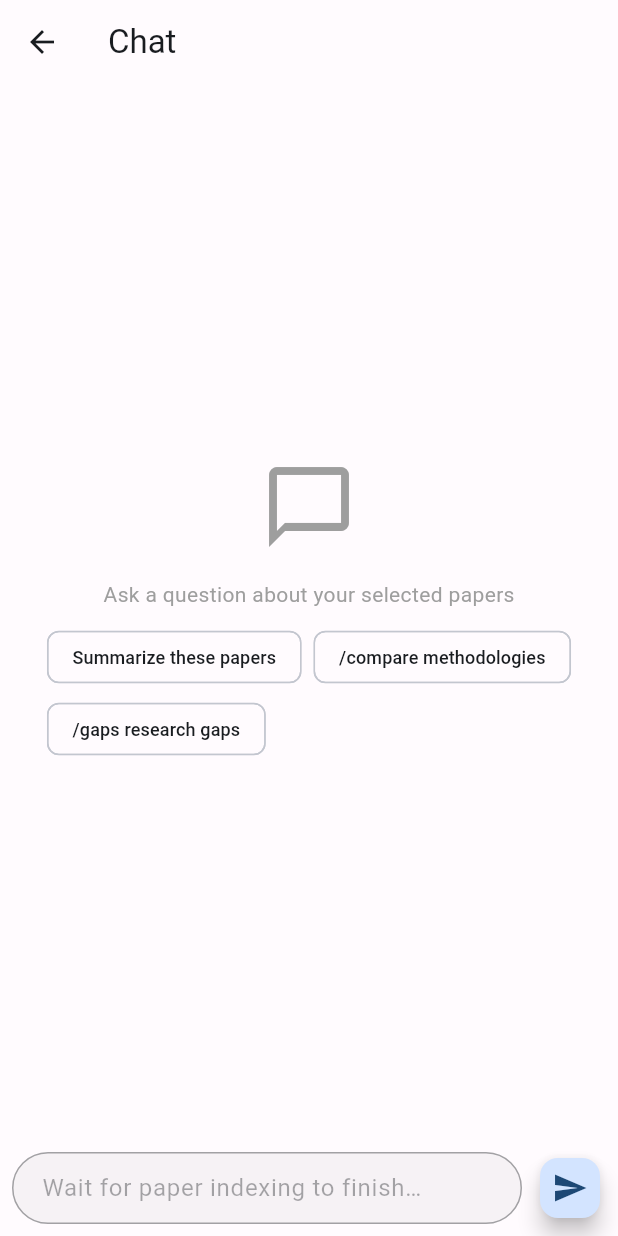
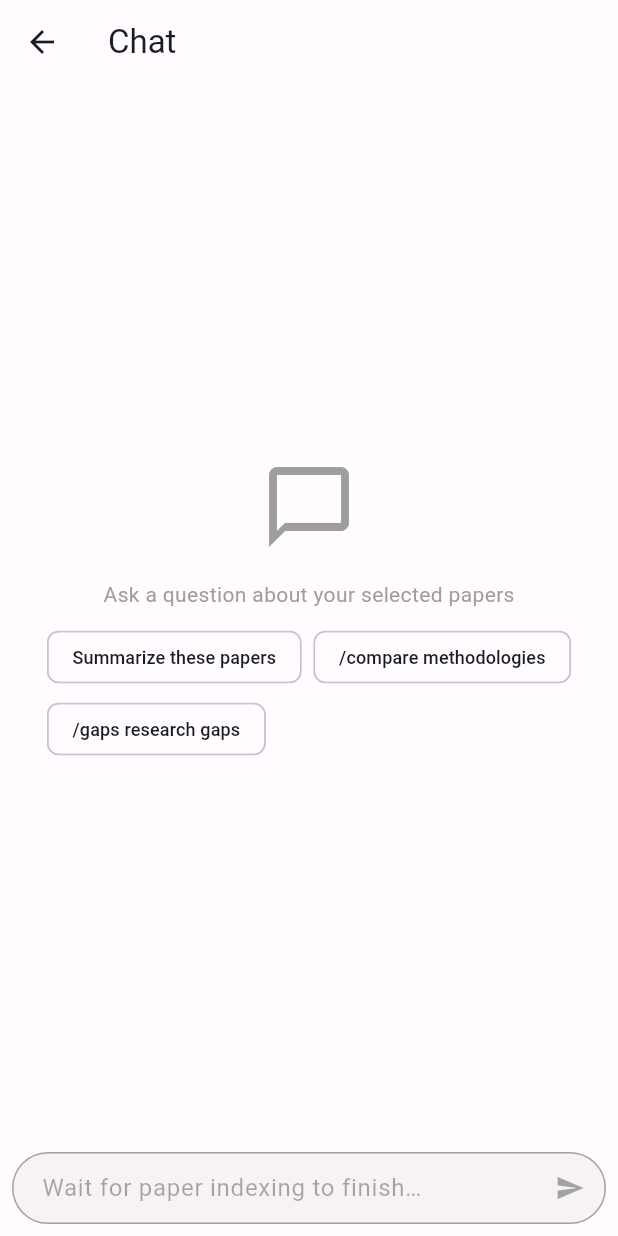
Before and after one commit to lkrjangid1/research_assistant, a Flutter app: the _ChatView screen opened directly, on a phone screen of 412 x 824 dp. Run offline on Flutter 3.47's test engine with Material 3 defaults, Android fonts, the light colour scheme and no system bars; our stand-ins replace dartz, dio, equatable, flutter_bloc, flutter_markdown, get_it and 4 more; accounts and stored records are empty.

Commit message:
Refactor chat input and message display for improved readability and functionality; adjust padding, height, and input behavior

```diff
--- a/lib/presentation/pages/chat/chat_page.dart
+++ b/lib/presentation/pages/chat/chat_page.dart
@@ -56,7 +56,8 @@ class _ChatViewState extends State<_ChatView> {
 
   void _selectCommand(String command) {
     _inputController.text = '$command ';
-    _inputController.selection = TextSelection.collapsed(offset: command.length + 1);
+    _inputController.selection =
+        TextSelection.collapsed(offset: command.length + 1);
     setState(() => _showSlashOverlay = false);
   }
 
@@ -100,10 +101,11 @@ class _ChatViewState extends State<_ChatView> {
                 ? PreferredSize(
                     preferredSize: const Size.fromHeight(32),
                     child: SizedBox(
-                      height: 32,
+                      height: 40,
                       child: ListView(
                         scrollDirection: Axis.horizontal,
-                        padding: const EdgeInsets.symmetric(horizontal: 16, vertical: 4),
+                        padding: const EdgeInsets.symmetric(
+                            horizontal: 16, vertical: 4),
                         children: selState.selectedPapers.map((p) {
                           return Padding(
                             padding: const EdgeInsets.only(right: 8),
@@ -115,7 +117,8 @@ class _ChatViewState extends State<_ChatView> {
                                 style: const TextStyle(fontSize: 10),
                               ),
                               padding: EdgeInsets.zero,
-                              materialTapTargetSize: MaterialTapTargetSize.shrinkWrap,
+                              materialTapTargetSize:
+                                  MaterialTapTargetSize.shrinkWrap,
                               visualDensity: VisualDensity.compact,
                             ),
                           );
@@ -130,19 +133,22 @@ class _ChatViewState extends State<_ChatView> {
               if (!papersReady && selState.selectedPapers.isNotEmpty)
                 Container(
                   width: double.infinity,
-                  padding: const EdgeInsets.symmetric(horizontal: 16, vertical: 10),
+                  padding:
+                      const EdgeInsets.symmetric(horizontal: 16, vertical: 10),
                   color: Theme.of(context).colorScheme.surfaceContainerHighest,
                   child: Text(
                     selState.hasProcessingPapers
                         ? 'Selected papers are still being indexed. Chat will unlock when processing finishes.'
-                        : (selState.error ?? 'One or more selected papers failed to index. Remove them and try again.'),
+                        : (selState.error ??
+                            'One or more selected papers failed to index. Remove them and try again.'),
                     style: Theme.of(context).textTheme.bodySmall,
                   ),
                 ),
               Expanded(child: _buildMessageList(context)),
               if (_showSlashOverlay)
                 Padding(
-                  padding: const EdgeInsets.symmetric(horizontal: 16, vertical: 4),
+                  padding:
+                      const EdgeInsets.symmetric(horizontal: 16, vertical: 4),
                   child: SlashCommandOverlay(
                     query: _slashQuery,
                     onSelect: _selectCommand,
@@ -168,7 +174,8 @@ class _ChatViewState extends State<_ChatView> {
 
         if (state is ChatError) {
           return Center(
-            child: Text(state.message, style: const TextStyle(color: Colors.red)),
+            child:
+                Text(state.message, style: const TextStyle(color: Colors.red)),
           );
         }
 
@@ -178,7 +185,8 @@ class _ChatViewState extends State<_ChatView> {
               child: Column(
                 mainAxisSize: MainAxisSize.min,
                 children: [
-                  const Icon(Icons.chat_bubble_outline, size: 64, color: Colors.grey),
+                  const Icon(Icons.chat_bubble_outline,
+                      size: 64, color: Colors.grey),
                   const SizedBox(height: 16),
                   const Text('Ask a question about your selected papers',
                       style: TextStyle(color: Colors.grey)),
@@ -254,32 +262,31 @@ class _ChatViewState extends State<_ChatView> {
                     controller: _inputController,
                     onChanged: _onTextChanged,
                     enabled: inputEnabled,
-                    maxLines: null,
+                    maxLines: 1,
                     textInputAction: TextInputAction.send,
                     onSubmitted: (_) => _sendMessage(context),
                     decoration: InputDecoration(
-                      hintText: selectionState.allPapersReady
-                          ? 'Ask a question or type / for commands…'
-                          : 'Wait for paper indexing to finish…',
-                      border: OutlineInputBorder(
-                        borderRadius: BorderRadius.circular(24),
-                      ),
-                      contentPadding:
-                          const EdgeInsets.symmetric(horizontal: 16, vertical: 10),
-                    ),
+                        hintText: selectionState.allPapersReady
+                            ? 'Ask a question or type / for commands'
+                            : 'Wait for paper indexing to finish…',
+                        border: OutlineInputBorder(
+                          borderRadius: BorderRadius.circular(24),
+                        ),
+                        contentPadding: const EdgeInsets.symmetric(
+                            horizontal: 16, vertical: 4),
+                        suffixIcon: IconButton(
+                          onPressed:
+                              inputEnabled ? () => _sendMessage(context) : null,
+                          icon: isProcessing
+                              ? const SizedBox(
+                                  width: 16,
+                                  height: 16,
+                                  child: CircularProgressIndicator(
+                                      strokeWidth: 2, color: Colors.black),
+                                )
+                              : const Icon(Icons.send, size: 20),
+                        )),
                   ),
-                ),
-                const SizedBox(width: 8),
-                FloatingActionButton.small(
-                  onPressed: inputEnabled ? () => _sendMessage(context) : null,
-                  child: isProcessing
-                      ? const SizedBox(
-                          width: 18,
-                          height: 18,
-                          child: CircularProgressIndicator(
-                              strokeWidth: 2, color: Colors.white),
-                        )
-                      : const Icon(Icons.send),
                 ),
               ],
             ),
```
